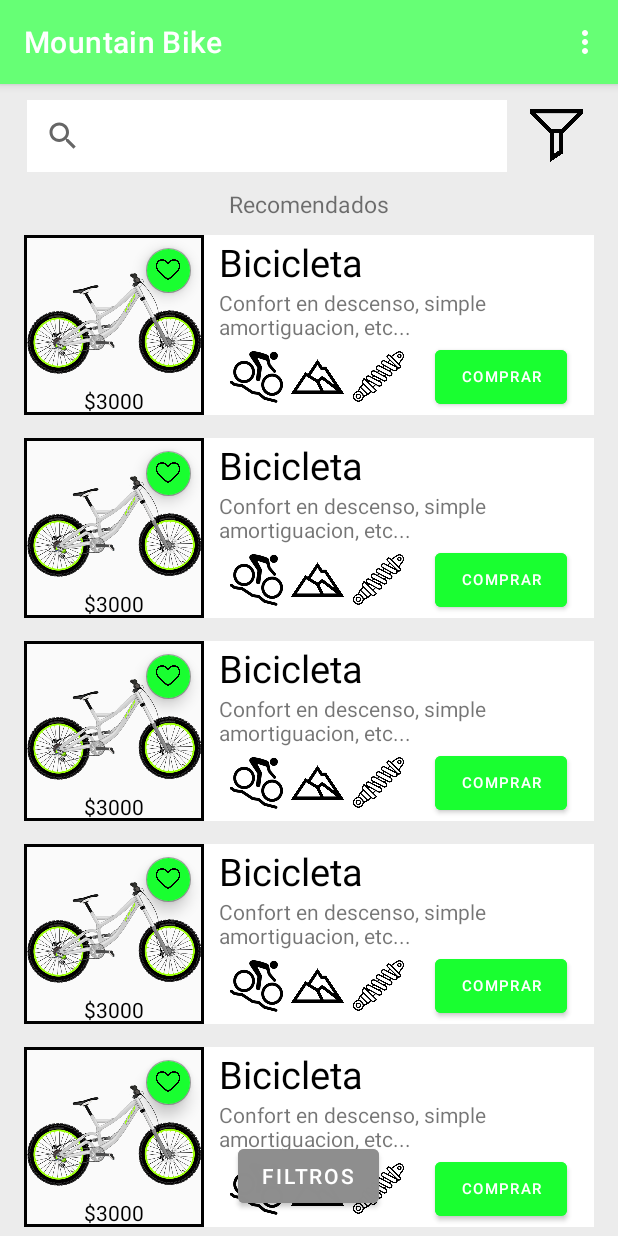
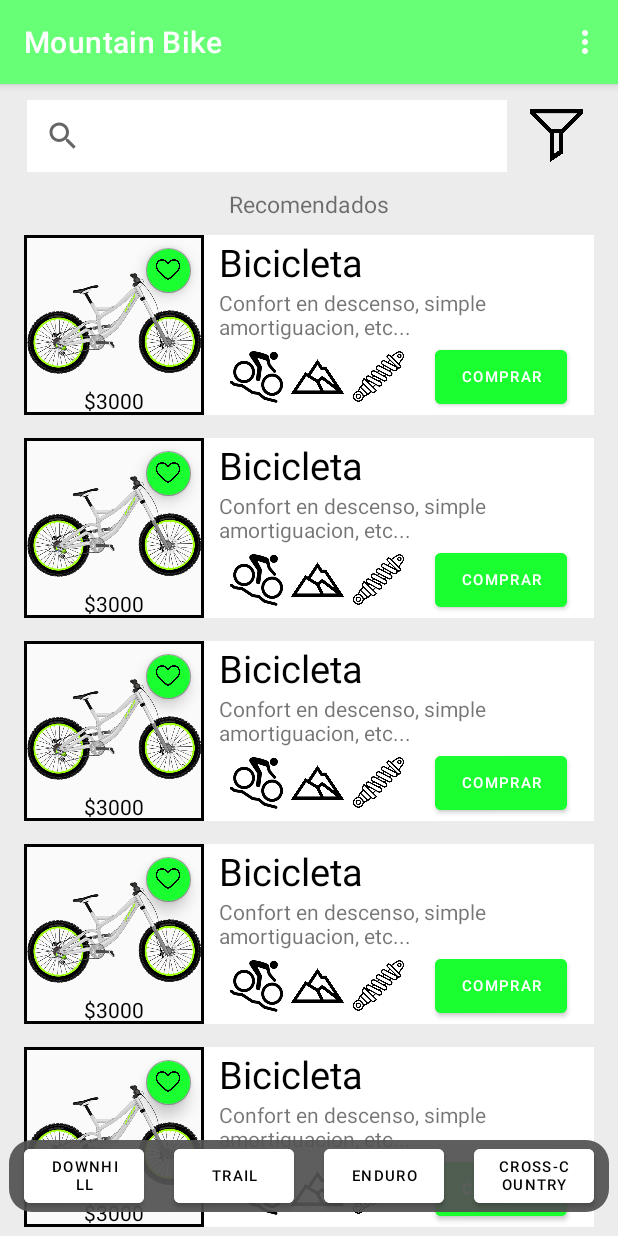
Before and after one commit to TomasAranda/Tienda-Bicicletas, an Android app: the screen it shows after launch (MainActivity), on a phone screen of 412 x 824 dp. Run offline under Robolectric (Android 15) with nearby library versions, the phone set to English and light mode, and no system bars; our stand-ins replace navigation-ui.

Commit message:
feat: add filter buttons bar

```diff
--- /dev/null
+++ b/app/src/main/java/ar/edu/unlam/tiendabicicletas/FilterButtonBar.kt
@@ -0,0 +1,18 @@
+package ar.edu.unlam.tiendabicicletas
+
+import android.os.Bundle
+import androidx.fragment.app.Fragment
+import android.view.LayoutInflater
+import android.view.View
+import android.view.ViewGroup
+
+class FilterButtonBar : Fragment() {
+
+    override fun onCreateView(
+        inflater: LayoutInflater, container: ViewGroup?,
+        savedInstanceState: Bundle?
+    ): View? {
+        // Inflate the layout for this fragment
+        return inflater.inflate(R.layout.fragment_filter_button_bar, container, false)
+    }
+}
--- a/app/src/main/java/ar/edu/unlam/tiendabicicletas/FirstFragment.kt
+++ b/app/src/main/java/ar/edu/unlam/tiendabicicletas/FirstFragment.kt
@@ -32,9 +32,9 @@ class FirstFragment : Fragment() {
     override fun onViewCreated(view: View, savedInstanceState: Bundle?) {
         super.onViewCreated(view, savedInstanceState)
 
-        binding.buttonFirst.setOnClickListener {
-            findNavController().navigate(R.id.action_FirstFragment_to_SecondFragment)
-        }
+        //binding.buttonFirst.setOnClickListener {
+          //  findNavController().navigate(R.id.action_FirstFragment_to_SecondFragment)
+        //}
     }
 
     override fun onDestroyView() {
--- /dev/null
+++ b/app/src/main/res/drawable/rounded_rectangle.xml
@@ -0,0 +1,7 @@
+<?xml version="1.0" encoding="utf-8"?>
+<shape xmlns:android="http://schemas.android.com/apk/res/android">
+    <solid android:color="#EE535353" />
+
+    <corners
+        android:radius="15dp" />
+</shape>
--- /dev/null
+++ b/app/src/main/res/layout/fragment_filter_button_bar.xml
@@ -0,0 +1,51 @@
+<?xml version="1.0" encoding="utf-8"?>
+<LinearLayout xmlns:android="http://schemas.android.com/apk/res/android"
+    xmlns:tools="http://schemas.android.com/tools"
+    android:layout_width="match_parent"
+    android:layout_height="wrap_content"
+    android:background="@drawable/rounded_rectangle"
+    android:orientation="horizontal"
+    android:gravity="center"
+    tools:context=".FilterButtonBar">
+
+    <Button
+        android:layout_width="80dp"
+        android:layout_height="wrap_content"
+        android:textSize="10sp"
+        android:textColor="@color/black"
+        android:backgroundTint="@color/white"
+        android:layout_marginHorizontal="10dp"
+        android:text="DownHill"
+        />
+    <Button
+        android:layout_width="80dp"
+        android:layout_height="wrap_content"
+        android:textSize="10sp"
+        android:textColor="@color/black"
+        android:backgroundTint="@color/white"
+        android:layout_marginHorizontal="10dp"
+        style="@style/ThemeOverlay.Material3.Button.TextButton"
+        android:text="Trail"
+        />
+    <Button
+        android:layout_width="80dp"
+        android:layout_height="wrap_content"
+        android:textSize="10sp"
+        android:textColor="@color/black"
+        android:backgroundTint="@color/white"
+        android:layout_marginHorizontal="10dp"
+        style="@style/ThemeOverlay.Material3.Button.TextButton"
+        android:text="Enduro"
+        />
+    <Button
+        android:layout_width="80dp"
+        android:layout_height="wrap_content"
+        android:textSize="10sp"
+        android:textColor="@color/black"
+        android:backgroundTint="@color/white"
+        android:layout_marginHorizontal="10dp"
+        style="@style/ThemeOverlay.Material3.Button.TextButton"
+        android:text="Cross-Country"
+        />
+
+</LinearLayout>
--- a/app/src/main/res/layout/fragment_first.xml
+++ b/app/src/main/res/layout/fragment_first.xml
@@ -20,6 +20,7 @@
             android:layout_marginVertical="5dp"
             android:background="@color/white"/>
         <ImageView
+            android:clickable="true"
             android:layout_width="35dp"
             android:layout_height="35dp"
             android:layout_marginHorizontal="5dp"
@@ -44,13 +45,12 @@
             android:layout_width="match_parent"
             android:layout_height="wrap_content"
             android:name="ar.edu.unlam.tiendabicicletas.ProductItemFragment"/>
-        <Button
-            android:id="@+id/button_first"
+        <androidx.fragment.app.FragmentContainerView
+            android:id="@+id/filter_button_bar"
             android:layout_width="wrap_content"
             android:layout_height="wrap_content"
-            android:backgroundTint="@color/grey_200"
-            android:text="Filtros"
             android:layout_gravity="bottom|center"
-            android:layout_marginBottom="16dp"/>
+            android:layout_marginBottom="16dp"
+            android:name="ar.edu.unlam.tiendabicicletas.FilterButtonBar"/>
     </FrameLayout>
 </LinearLayout>
```
